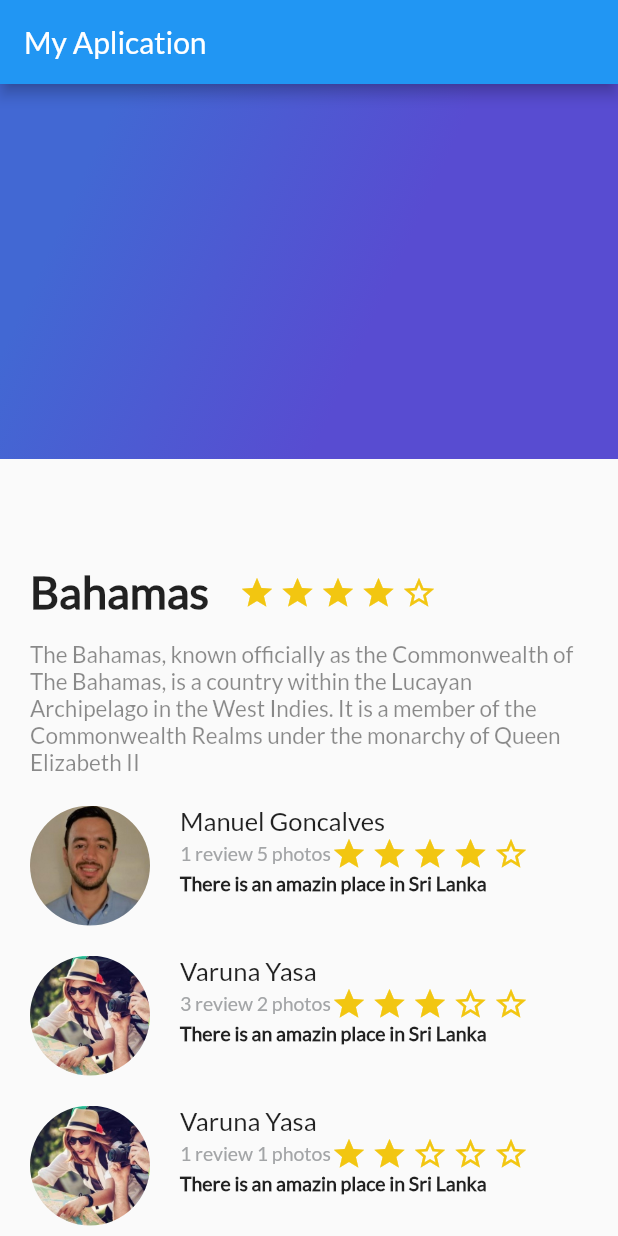
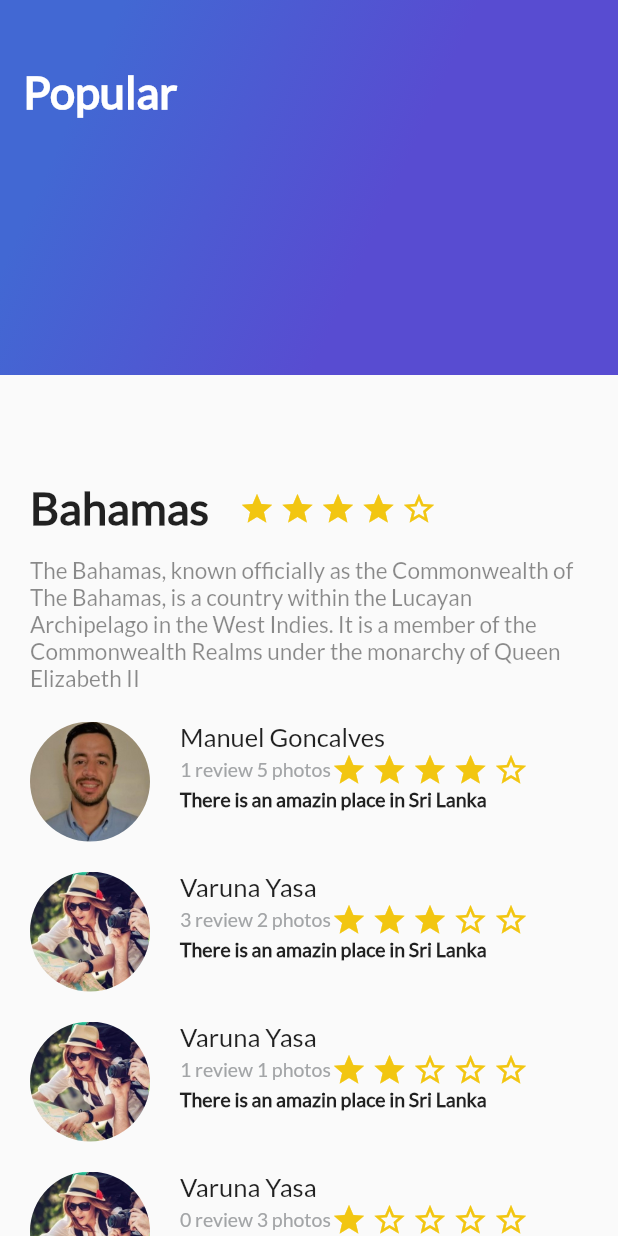
Before and after one commit to Manuel28G/PlatziFlutter, a Flutter app: the screen it shows after launch, on a phone screen of 412 x 824 dp. Run offline on Flutter 3.47's test engine with Material 2 defaults, Android fonts, the phone set to English and light mode, and no system bars.

```diff
--- a/lib/gradient_back.dart
+++ b/lib/gradient_back.dart
@@ -2,9 +2,11 @@ import 'package:flutter/material.dart';
 
 class GradientBack extends StatelessWidget{
 
+  String title = "Popular";
+  GradientBack({this.title});
+
   @override
   Widget build(BuildContext context) {
-    // TODO: implement build
     return Container(
       height: 250.0,
       decoration: BoxDecoration(
@@ -19,6 +21,16 @@ class GradientBack extends StatelessWidget{
               tileMode: TileMode.clamp
           )
       ),
+      child: Text(
+        title,
+        style: TextStyle(
+          color: Colors.white,
+          fontSize: 30.0,
+          fontFamily: "Lato",
+          fontWeight: FontWeight.bold,
+        ) ,
+      ),
+      alignment: Alignment(-0.9,-0.6),
     );
   }
 
--- a/lib/main.dart
+++ b/lib/main.dart
@@ -28,9 +28,7 @@ class MyApp extends StatelessWidget {
         primarySwatch: Colors.blue,
       ),
       home: Scaffold(
-        appBar: AppBar(
-            title: Text("My Aplication") ,
-        ),
+
         body:
           Stack(
             children: <Widget>[
@@ -41,7 +39,7 @@ class MyApp extends StatelessWidget {
                         ReviewList(),
                 ],
               ),
-              GradientBack(),
+              GradientBack(title: "Popular"),
             ],
           ),
       )//MyHomePage(title: 'Flutter Demo Home Page'),
```
Also changed, not shown: lib/card_image.dart (added, +37 -0 lines). Lines whose indentation alone changed are shown as unchanged.
